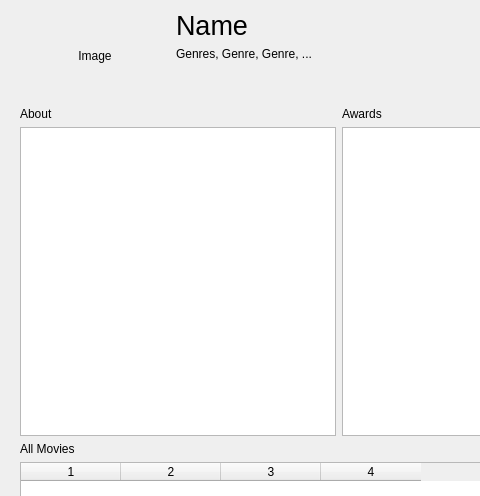
Old version of the form Layouts/detail.ui in the repository snakept/imdb_software_actors; both pictures show x 0 to 480 and y 0 to 496 of the 1000 by 800 pixel window.
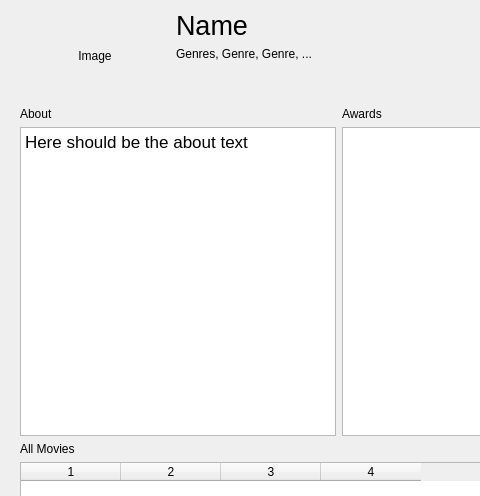
New version of the form.

Patch:
```diff
--- a/Layouts/detail.ui
+++ b/Layouts/detail.ui
@@ -171,6 +171,13 @@
           <property name="readOnly">
            <bool>true</bool>
           </property>
+          <property name="html">
+           <string>&lt;!DOCTYPE HTML PUBLIC &quot;-//W3C//DTD HTML 4.0//EN&quot; &quot;http://www.w3.org/TR/REC-html40/strict.dtd&quot;&gt;
+&lt;html&gt;&lt;head&gt;&lt;meta name=&quot;qrichtext&quot; content=&quot;1&quot; /&gt;&lt;style type=&quot;text/css&quot;&gt;
+p, li { white-space: pre-wrap; }
+&lt;/style&gt;&lt;/head&gt;&lt;body style=&quot; font-family:'.AppleSystemUIFont'; font-size:13pt; font-weight:400; font-style:normal;&quot;&gt;
+&lt;p style=&quot; margin-top:0px; margin-bottom:0px; margin-left:0px; margin-right:0px; -qt-block-indent:0; text-indent:0px;&quot;&gt;Here should be the about text&lt;/p&gt;&lt;/body&gt;&lt;/html&gt;</string>
+          </property>
          </widget>
         </item>
        </layout>
```
